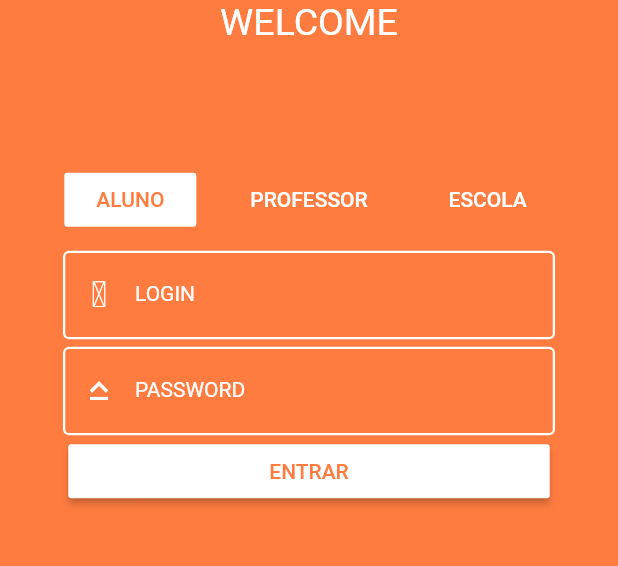
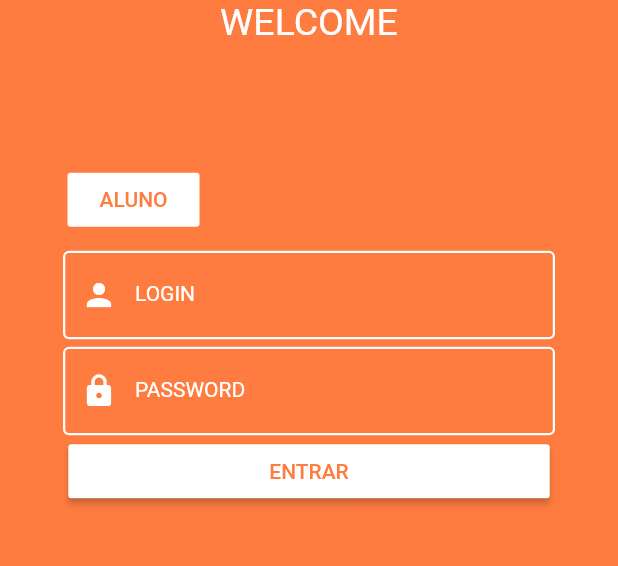
Before and after one commit to RafaelMarotta/Odisseia-Mobile, a Flutter app: the screen it shows after launch, on a phone screen of 412 x 824 dp, the part 244-810 px from its top. Run offline on Flutter 3.47's test engine with Material 2 defaults, Android fonts, the phone set to English and light mode, and no system bars; our stand-ins replace percent_indicator, shared_preferences; generated files the repository leaves out were written again.

Commit message:
Ultimas alterações design login [Arthur]

```diff
--- a/odisseia/lib/view/screens/login_screen.dart
+++ b/odisseia/lib/view/screens/login_screen.dart
@@ -3,7 +3,6 @@ import 'package:odisseia/data/model/UsuarioLoginDTO.dart';
 import 'package:odisseia/presentation/usuario_login_presenter.dart';
 import 'package:odisseia/utils/flutter_utils.dart';
 import 'package:odisseia/view/screens/home_screen.dart';
-
 
 class LoginScreen extends StatefulWidget {
   @override
@@ -54,12 +53,11 @@ class _LoginState extends State<LoginScreen> implements IUsuarioLoginContract {
   }
 
   Widget _options() => Padding(
-        padding: EdgeInsets.only(top: 80.0, bottom: 10),
+        padding: EdgeInsets.only(top: 80.0, bottom: 10, left: 45),
         child: Row(
-          mainAxisAlignment: MainAxisAlignment.center,
           children: <Widget>[
-            Padding(
-                padding: EdgeInsets.only(right: 10, left: 10),
+            Align(
+              alignment: Alignment.centerLeft,
               child: FlatButton(
                 color: Colors.white,
                 child: Text(
@@ -68,25 +66,8 @@ class _LoginState extends State<LoginScreen> implements IUsuarioLoginContract {
                       color: Color.fromARGB(255, 255, 124, 64), fontSize: 14),
                 ),
                 onPressed: () {},
-                )),
-            Padding(
-                padding: EdgeInsets.only(right: 10, left: 10),
-                child: FlatButton(
-                  child: Text(
-                    "PROFESSOR",
-                    style: TextStyle(color: Colors.white, fontSize: 14),
               ),
-                  onPressed: () {},
-                )),
-            Padding(
-                padding: EdgeInsets.only(right: 10, left: 10),
-                child: FlatButton(
-                  child: Text(
-                    "ESCOLA",
-                    style: TextStyle(color: Colors.white, fontSize: 14),
-                  ),
-                  onPressed: () {},
-                )),
+            )
           ],
         ),
       );
@@ -107,10 +88,7 @@ class _LoginState extends State<LoginScreen> implements IUsuarioLoginContract {
                         borderSide:
                             const BorderSide(color: Colors.white, width: 1.5),
                       ),
-                      prefixIcon: Icon(
-                        const IconData(0xe900, fontFamily: 'helmet_font'),
-                        color: Colors.white,
-                      ),
+                      prefixIcon: Icon(Icons.person, color: Colors.white),
                       labelText: 'LOGIN',
                       labelStyle:
                           TextStyle(color: Colors.white, fontSize: 14))),
@@ -125,8 +103,7 @@ class _LoginState extends State<LoginScreen> implements IUsuarioLoginContract {
                     borderSide:
                         const BorderSide(color: Colors.white, width: 1.5),
                   ),
-                  prefixIcon:
-                      Icon(Icons.keyboard_capslock, color: Colors.white),
+                  prefixIcon: Icon(Icons.lock, color: Colors.white),
                   labelText: 'PASSWORD',
                   labelStyle: TextStyle(color: Colors.white, fontSize: 14)),
             ),
@@ -144,7 +121,11 @@ class _LoginState extends State<LoginScreen> implements IUsuarioLoginContract {
                     senha: _senhaController.text));
               },
             ),
-            Text(_failText,textAlign: TextAlign.left,style: TextStyle(color: Colors.white),)
+            Text(
+              _failText,
+              textAlign: TextAlign.left,
+              style: TextStyle(color: Colors.white),
+            )
           ],
         ),
       );
```
Lines whose indentation alone changed are shown as unchanged.
